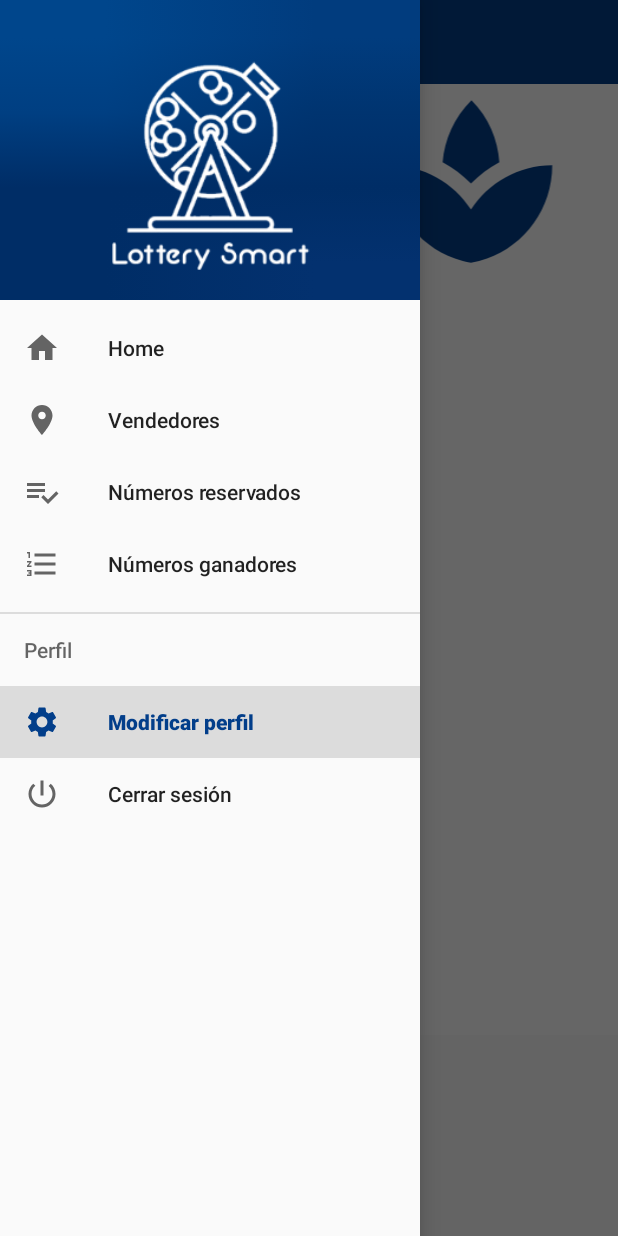
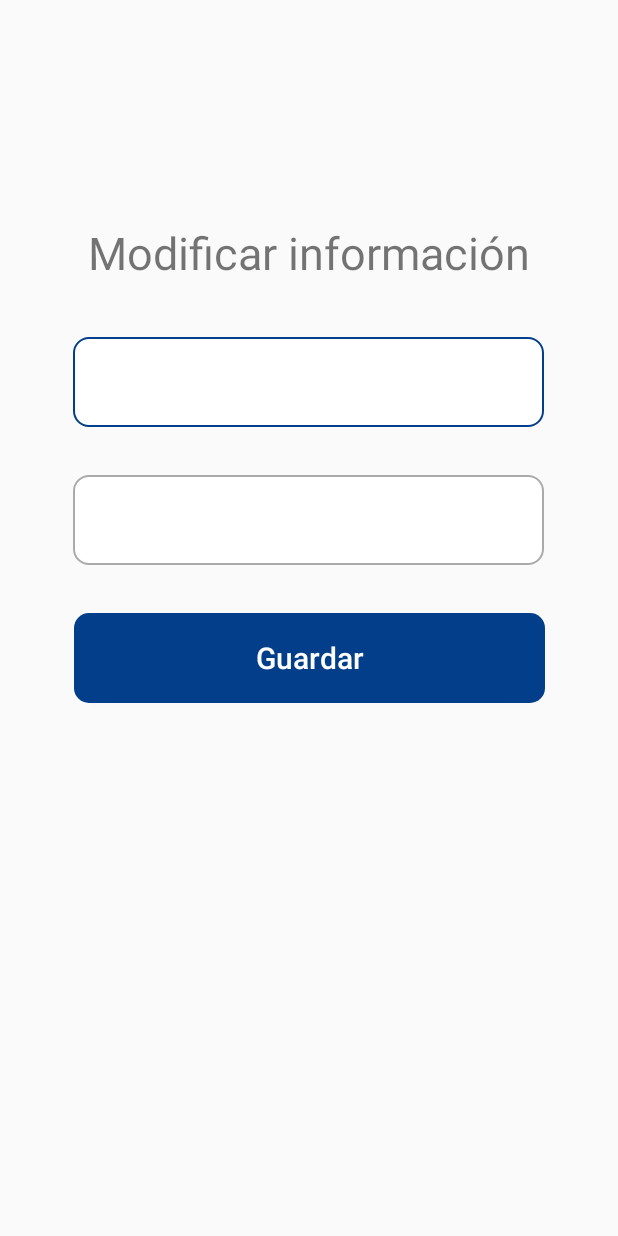
Before and after one commit to adiazpcenfo/LotterySmartApp, an Android app: the HomeActivity screen opened directly, with no data from a screen before it, after a tap on "Modificar perfil", on a phone screen of 412 x 824 dp. Run offline under Robolectric (Android 15) with nearby library versions, the phone set to English and light mode, and no system bars; our stand-ins replace Firebase (no records; nobody signed in at launch, a user with empty details on screens opened directly); 1 statement that could not run was skipped; 3 other taps on this screen came first.

Commit message:
Modify user

```diff
--- a/app/src/main/java/com/mobile/lotterysmartapp/activity/HomeActivity.kt
+++ b/app/src/main/java/com/mobile/lotterysmartapp/activity/HomeActivity.kt
@@ -120,6 +120,7 @@ class HomeActivity : AppCompatActivity(), NavigationView.OnNavigationItemSelecte
             //Send to reserved nums option
             R.id.list_reserved_nums -> {
 
+
             }
 
             //Send to nums winners option
@@ -129,7 +130,8 @@ class HomeActivity : AppCompatActivity(), NavigationView.OnNavigationItemSelecte
 
             //Send to modify profile option
             R.id.modify_profile -> {
-
+                intentMenu = Intent(this, ModifyUserActivity::class.java)
+                startActivity(intentMenu)
             }
 
             //Logout user option
--- /dev/null
+++ b/app/src/main/java/com/mobile/lotterysmartapp/activity/ModifyUserActivity.kt
@@ -0,0 +1,193 @@
+package com.mobile.lotterysmartapp.activity
+
+import android.app.AlertDialog
+import android.content.Context
+import android.content.SharedPreferences
+import androidx.appcompat.app.AppCompatActivity
+import android.os.Bundle
+import com.google.firebase.database.*
+import com.mobile.lotterysmartapp.R
+import com.mobile.lotterysmartapp.model.Constants
+import com.mobile.lotterysmartapp.model.User
+import kotlinx.android.synthetic.main.activity_modify_user.*
+
+class ModifyUserActivity : AppCompatActivity() {
+
+    private lateinit var ref: DatabaseReference
+    private var queryListener: ValueEventListener? = null
+    private lateinit var preferences: SharedPreferences
+    private lateinit var query: Query
+    private lateinit var tempUser: User
+    private var email: String? = null
+    private val userType = com.mobile.lotterysmartapp.model.userType.BUYER.type
+    private val saveData = "Se guardaron los nuevos datos."
+    private val successAlert = "¡Éxito!"
+    private val nullData = "No se ha modificado la información."
+    private val nullAlert = "¡No hay datos para modificar!"
+
+    override fun onCreate(savedInstanceState: Bundle?) {
+        super.onCreate(savedInstanceState)
+        setContentView(R.layout.activity_modify_user)
+
+        preferences =
+            getSharedPreferences(getString(R.string.preferences_file), Context.MODE_PRIVATE)
+        email = preferences.getString(Constants.EMAIL, null)
+
+        ref = FirebaseDatabase.getInstance().getReference("User")
+
+        //Makes the setup for the view
+        loadData()
+        getData()
+    }
+
+    /**
+     * Load the data of the profile
+     *
+     * @author Jimena Vega
+     */
+    private fun loadData() {
+        query = ref.orderByChild("email").equalTo(email)
+
+        queryListener?.let { query.addValueEventListener(it) }
+
+        query.addValueEventListener(object : ValueEventListener {
+            override fun onCancelled(error: DatabaseError) {
+                TODO("Not yet implemented")
+            }
+
+            override fun onDataChange(snapshot: DataSnapshot) {
+                for (s in snapshot.children) {
+                    val user = s.getValue(User::class.java)
+                    if (user != null) {
+                        tempUser = user
+                        textNameModifyUser.hint = tempUser.name
+                        textMiddleNameModifyUser.hint = tempUser.middleName
+                    }
+                }
+            }
+        })
+    }
+
+    /**
+     * Gets the data to save
+     *
+     * @author Jimena Vega
+     */
+    private fun getData() {
+        buttonModifyUser.setOnClickListener {
+            if (!textNameModifyUser.text.toString()
+                    .isNullOrBlank() && !textMiddleNameModifyUser.text.toString().isNullOrBlank()
+            ) {
+                modifyBoth()
+            } else if (!textMiddleNameModifyUser.text.toString().isNullOrBlank()) {
+                modifyOnlyMiddleName()
+            } else if (!textNameModifyUser.text.toString().isNullOrBlank()) {
+                modifyOnlyName()
+            } else if (textNameModifyUser.text.toString()
+                    .isNullOrBlank() or textMiddleNameModifyUser.text.toString().isNullOrBlank()
+            ) {
+                alert(nullAlert, nullData)
+            }
+        }
+    }
+
+    /**
+     * Saves the new name
+     *
+     * @author Jimena Vega
+     */
+    private fun modifyOnlyName() {
+        ref.child(tempUser.id).setValue(
+            User(
+                tempUser.id,
+                tempUser.email,
+                textNameModifyUser.text.toString(),
+                tempUser.middleName,
+                userType,
+                0.0,
+                0.0
+            )
+        )
+        alert(successAlert, saveData)
+    }
+
+    /**
+     * Saves the new middle name
+     *
+     * @author Jimena Vega
+     */
+    private fun modifyOnlyMiddleName() {
+        ref.child(tempUser.id).setValue(
+            User(
+                tempUser.id,
+                tempUser.email,
+                tempUser.name,
+                textMiddleNameModifyUser.text.toString(),
+                userType,
+                0.0,
+                0.0
+            )
+        )
+        alert(successAlert, saveData)
+    }
+
+    /**
+     * Saves both, name and middle name
+     *
+     * @author Jimena Vega
+     */
+    private fun modifyBoth() {
+        ref.child(tempUser.id).setValue(
+            User(
+                tempUser.id,
+                tempUser.email,
+                textNameModifyUser.text.toString(),
+                textMiddleNameModifyUser.text.toString(),
+                userType,
+                0.0,
+                0.0
+            )
+        )
+        alert(successAlert, saveData)
+    }
+
+    /**
+     * Show alert in case the new account could not be created.
+     *
+     * @param title a string with the title to show
+     * @param message a string with the message to show
+     *
+     * @author Franklin Cardenas
+     */
+    private fun alert(title: String?, message: String?) {
+        val alertBuilder = AlertDialog.Builder(this)
+        alertBuilder.setTitle(title)
+        alertBuilder.setMessage(message)
+        alertBuilder.setPositiveButton("Aceptar", null)
+        val dialog: AlertDialog = alertBuilder.create()
+        dialog.show()
+    }
+
+    /**
+     * Clear the inputs from the form.
+     *
+     * @author Jimena Vega
+     */
+    private fun clearForm() {
+        textNameModifyUser.text.clear()
+        textMiddleNameModifyUser.text.clear()
+    }
+
+    /**
+     * Send the user to the home view when the back button is used
+     *
+     * @author Jimena Vega
+     */
+//    override fun onBackPressed() {
+//        clearForm()
+//        val intentToBack = Intent(this, HomeActivity::class.java)
+//        intentToBack.flags = Intent.FLAG_ACTIVITY_NEW_TASK or Intent.FLAG_ACTIVITY_CLEAR_TASK
+//        startActivity(intentToBack)
+//    }
+
+}
--- /dev/null
+++ b/app/src/main/res/layout/activity_modify_user.xml
@@ -0,0 +1,70 @@
+<?xml version="1.0" encoding="utf-8"?>
+<androidx.constraintlayout.widget.ConstraintLayout xmlns:android="http://schemas.android.com/apk/res/android"
+    xmlns:app="http://schemas.android.com/apk/res-auto"
+    xmlns:tools="http://schemas.android.com/tools"
+    android:layout_width="match_parent"
+    android:layout_height="match_parent"
+    tools:context=".activity.ModifyUserActivity">
+
+    <Button
+        android:id="@+id/buttonModifyUser"
+        android:layout_width="314dp"
+        android:layout_height="60dp"
+        android:layout_marginTop="32dp"
+        android:background="@drawable/custom_search_seller_btn"
+        android:text="@string/guardar"
+        android:textAllCaps="false"
+        android:textColor="@android:color/white"
+        android:textSize="20sp"
+        app:layout_constraintEnd_toEndOf="parent"
+        app:layout_constraintStart_toStartOf="parent"
+        app:layout_constraintTop_toBottomOf="@+id/textMiddleNameModifyUser" />
+
+    <TextView
+        android:id="@+id/modifyUser"
+        android:layout_width="wrap_content"
+        android:layout_height="wrap_content"
+        android:layout_marginStart="168dp"
+        android:layout_marginTop="148dp"
+        android:layout_marginEnd="168dp"
+        android:text="@string/modificar_informaci_n"
+        android:textSize="30sp"
+        app:layout_constraintEnd_toEndOf="parent"
+        app:layout_constraintHorizontal_bias="0.502"
+        app:layout_constraintStart_toStartOf="parent"
+        app:layout_constraintTop_toTopOf="parent" />
+
+    <EditText
+        android:id="@+id/textNameModifyUser"
+        android:layout_width="314dp"
+        android:layout_height="60dp"
+        android:layout_marginTop="36dp"
+        android:autofillHints=""
+        android:background="@drawable/custom_input"
+        android:ems="10"
+        android:inputType="text"
+        android:paddingStart="12dp"
+        android:paddingEnd="12dp"
+        android:textSize="14sp"
+        app:layout_constraintEnd_toEndOf="parent"
+        app:layout_constraintHorizontal_bias="0.494"
+        app:layout_constraintStart_toStartOf="parent"
+        app:layout_constraintTop_toBottomOf="@+id/modifyUser" />
+
+    <EditText
+        android:id="@+id/textMiddleNameModifyUser"
+        android:layout_width="314dp"
+        android:layout_height="60dp"
+        android:layout_marginTop="32dp"
+        android:autofillHints=""
+        android:background="@drawable/custom_input"
+        android:ems="10"
+        android:inputType="text"
+        android:paddingStart="12dp"
+        android:paddingEnd="12dp"
+        android:textSize="14sp"
+        app:layout_constraintEnd_toEndOf="parent"
+        app:layout_constraintHorizontal_bias="0.494"
+        app:layout_constraintStart_toStartOf="parent"
+        app:layout_constraintTop_toBottomOf="@+id/textNameModifyUser" />
+</androidx.constraintlayout.widget.ConstraintLayout>
--- a/app/src/main/res/values/strings.xml
+++ b/app/src/main/res/values/strings.xml
@@ -1,6 +1,6 @@
 <resources>
     <string name="app_name">LotterySmartApp</string>
-    <string name ="preferences_file">com.mobile.lotterySmart.PREFERENCE_FILE_KEY</string>
+    <string name="preferences_file">com.mobile.lotterySmart.PREFERENCE_FILE_KEY</string>
     <string name="action_settings">Settings</string>
     <string name="password">Contraseña</string>
     <string name="email">Correo</string>
@@ -55,5 +55,5 @@
     <string name="registrar_vendedor">Registrar vendedor</string>
     <string name="la_contrase_a_debe_contener_m_s_de_6_caracteres">**La contraseña debe contener más de 6 caracteres.</string>
     <string name="su_ubicaci_n">Su ubicación:</string>
-    <string name="Google_Signin">Accede con Google</string>
+    <string name="modificar_informaci_n">Modificar información</string>
 </resources>
--- a/build.gradle
+++ b/build.gradle
@@ -6,7 +6,7 @@ buildscript {
         jcenter()
     }
     dependencies {
-        classpath 'com.android.tools.build:gradle:4.0.2'
+        classpath 'com.android.tools.build:gradle:4.1.0'
         classpath "org.jetbrains.kotlin:kotlin-gradle-plugin:$kotlin_version"
         classpath 'com.google.gms:google-services:4.3.4'
         classpath "org.jetbrains.kotlin:kotlin-serialization:$kotlin_version"
```
Also changed, not shown: app/src/main/AndroidManifest.xml (+4 -4 lines), app/src/main/java/com/mobile/lotterysmartapp/activity/RegisterUserActivity.kt (+5 -3 lines), app/src/main/java/com/mobile/lotterysmartapp/model/User.kt (+7 -4 lines), gradle/wrapper/gradle-wrapper.properties.
